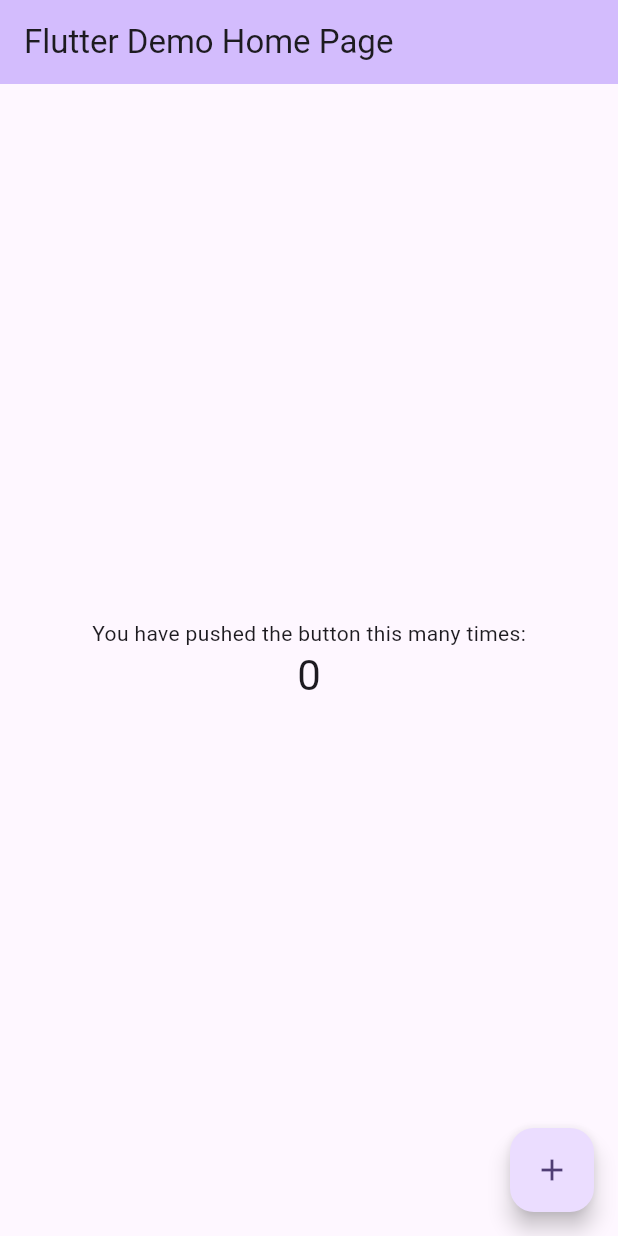
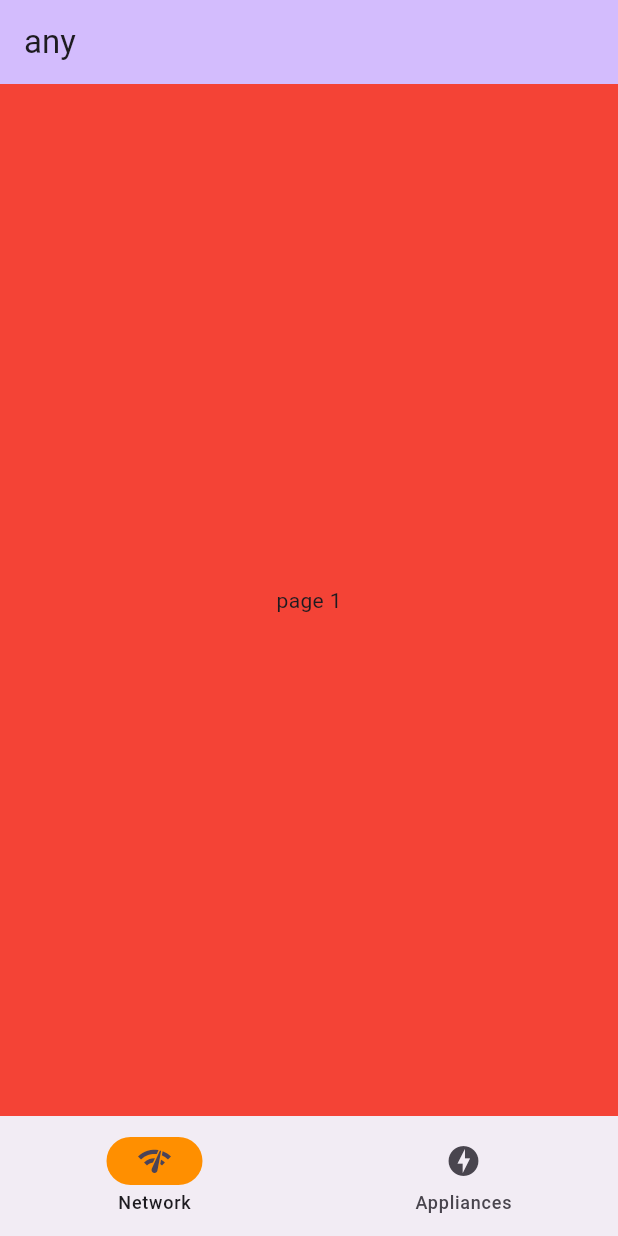
Before and after one commit to faryz-coder/Intrusion-Detection-System, a Flutter app: the screen it shows after launch, on a phone screen of 412 x 824 dp. Run offline on Flutter 3.47's test engine with Material 2 defaults, Android fonts, the light colour scheme and no system bars; our stand-ins replace device_preview; missing offline and left inert: dart:js.

Commit message:
Add Bottom Navigation Bar and Screen

```diff
--- /dev/null
+++ b/lib/Screen/ControlSystem/controlSystemScreen.dart
@@ -0,0 +1,16 @@
+import 'package:flutter/material.dart';
+
+class ControlSystemScreen extends StatelessWidget {
+  const ControlSystemScreen({super.key});
+
+  @override
+  Widget build(BuildContext context) {
+    return Scaffold(
+      body: Container(
+        color: Colors.green,
+        alignment: Alignment.center,
+        child: const Text('page 2'),
+      ),
+    );
+  }
+}
--- /dev/null
+++ b/lib/Screen/NetworkScanning/networkScanningScreen.dart
@@ -0,0 +1,16 @@
+import 'package:flutter/material.dart';
+
+class NetworkScanningScreen extends StatelessWidget {
+  const NetworkScanningScreen({super.key});
+
+  @override
+  Widget build(BuildContext context) {
+    return Scaffold(
+      body: Container(
+        color: Colors.red,
+        alignment: Alignment.center,
+        child: const Text('page 1'),
+      ),
+    );
+  }
+}
--- a/lib/main.dart
+++ b/lib/main.dart
@@ -2,6 +2,8 @@
 
 import 'package:device_preview/device_preview.dart';
 import 'package:flutter/material.dart';
+import 'package:intrusion_detection_app/Screen/ControlSystem/controlSystemScreen.dart';
+import 'package:intrusion_detection_app/Screen/NetworkScanning/networkScanningScreen.dart';
 
 void main() {
   runApp(
@@ -12,14 +14,19 @@
   );
 }
 
-class MyApp extends StatelessWidget {
+class MyApp extends StatefulWidget {
   const MyApp({super.key});
 
+  @override
+  State<MyApp> createState() => _MyAppState();
+}
+
+class _MyAppState extends State<MyApp> {
   // This widget is the root of your application.
   @override
   Widget build(BuildContext context) {
     return MaterialApp(
-      title: 'Flutter Demo',
+      title: 'IDsystem',
       theme: ThemeData(
         // This is the theme of your application.
         //
@@ -39,95 +46,56 @@
         colorScheme: ColorScheme.fromSeed(seedColor: Colors.deepPurple),
         useMaterial3: true,
       ),
-      home: const MyHomePage(title: 'Flutter Demo Home Page'),
+      initialRoute: '/',
+      routes: {
+        '/': (context) => const MyHomePage(),
+        '/second': (context) => const ControlSystemScreen()
+      },
     );
   }
 }
 
 class MyHomePage extends StatefulWidget {
-  const MyHomePage({super.key, required this.title});
-
-  // This widget is the home page of your application. It is stateful, meaning
-  // that it has a State object (defined below) that contains fields that affect
-  // how it looks.
-
-  // This class is the configuration for the state. It holds the values (in this
-  // case the title) provided by the parent (in this case the App widget) and
-  // used by the build method of the State. Fields in a Widget subclass are
-  // always marked "final".
-
-  final String title;
+  const MyHomePage({super.key});
 
   @override
   State<MyHomePage> createState() => _MyHomePageState();
 }
 
 class _MyHomePageState extends State<MyHomePage> {
-  int _counter = 0;
-
-  void _incrementCounter() {
-    setState(() {
-      // This call to setState tells the Flutter framework that something has
-      // changed in this State, which causes it to rerun the build method below
-      // so that the display can reflect the updated values. If we changed
-      // _counter without calling setState(), then the build method would not be
-      // called again, and so nothing would appear to happen.
-      _counter++;
-    });
-  }
+  int currentPageIndex = 0;
 
   @override
   Widget build(BuildContext context) {
-    // This method is rerun every time setState is called, for instance as done
-    // by the _incrementCounter method above.
-    //
-    // The Flutter framework has been optimized to make rerunning build methods
-    // fast, so that you can just rebuild anything that needs updating rather
-    // than having to individually change instances of widgets.
     return Scaffold(
       appBar: AppBar(
-        // TRY THIS: Try changing the color here to a specific color (to
-        // Colors.amber, perhaps?) and trigger a hot reload to see the AppBar
-        // change color while the other colors stay the same.
         backgroundColor: Theme.of(context).colorScheme.inversePrimary,
-        // Here we take the value from the MyHomePage object that was created by
-        // the App.build method, and use it to set our appbar title.
-        title: Text(widget.title),
+        title: Text("any"),
       ),
-      body: Center(
-        // Center is a layout widget. It takes a single child and positions it
-        // in the middle of the parent.
-        child: Column(
-          // Column is also a layout widget. It takes a list of children and
-          // arranges them vertically. By default, it sizes itself to fit its
-          // children horizontally, and tries to be as tall as its parent.
-          //
-          // Column has various properties to control how it sizes itself and
-          // how it positions its children. Here we use mainAxisAlignment to
-          // center the children vertically; the main axis here is the vertical
-          // axis because Columns are vertical (the cross axis would be
-          // horizontal).
-          //
-          // TRY THIS: Invoke "debug painting" (choose the "Toggle Debug Paint"
-          // action in the IDE, or press "p" in the console), to see the
-          // wireframe for each widget.
-          mainAxisAlignment: MainAxisAlignment.center,
-          children: <Widget>[
-            const Text(
-              'You have pushed the button this many times:',
-            ),
-            Text(
-              '$_counter',
-              style: Theme.of(context).textTheme.headlineMedium,
-            ),
-          ],
-        ),
+      bottomNavigationBar: NavigationBar(
+        onDestinationSelected: (int index) {
+          setState(() {
+            currentPageIndex = index;
+          });
+        },
+        indicatorColor: Colors.amber[800],
+        selectedIndex: currentPageIndex,
+        destinations: const <Widget>[
+          NavigationDestination(
+            selectedIcon: Icon(Icons.network_check),
+            icon: Icon(Icons.network_check),
+            label: 'Network',
+          ),
+          NavigationDestination(
+            icon: Icon(Icons.offline_bolt),
+            label: 'Appliances',
+          ),
+        ],
       ),
-      floatingActionButton: FloatingActionButton(
-        onPressed: _incrementCounter,
-        tooltip: 'Increment',
-        child: const Icon(Icons.add),
-      ), // This trailing comma makes auto-formatting nicer for build methods.
+      body: const <Widget>[
+        NetworkScanningScreen(),
+        ControlSystemScreen(),
+      ][currentPageIndex],
     );
   }
 }
```
